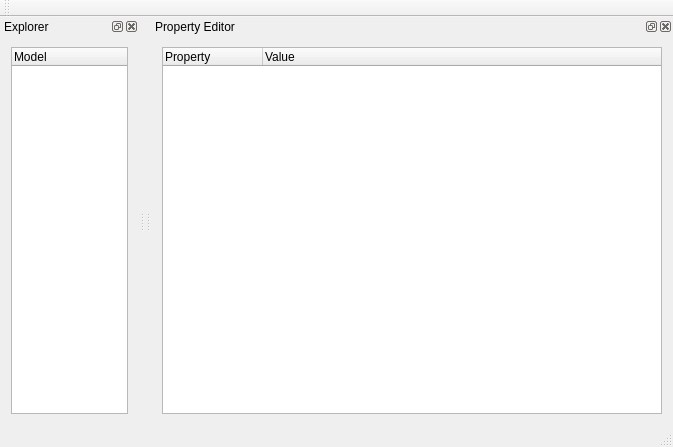
qt/qtmodeling, file examples/uml/editor/mainwindow.ui: the form before one commit.
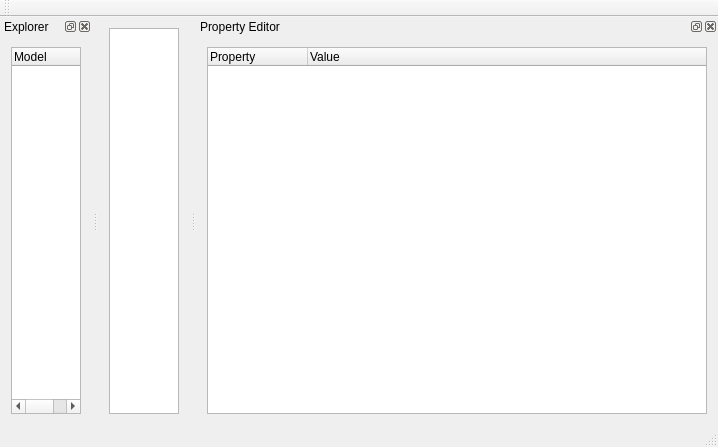
The form after the commit.

The edit to the form file:
```diff
--- a/examples/uml/editor/mainwindow.ui
+++ b/examples/uml/editor/mainwindow.ui
@@ -13,7 +13,13 @@
   <property name="windowTitle">
    <string>QtUml Editor</string>
   </property>
-  <widget class="QWidget" name="centralWidget"/>
+  <widget class="QWidget" name="centralWidget">
+   <layout class="QGridLayout" name="gridLayout_3">
+    <item row="0" column="0">
+     <widget class="QTreeView" name="treeView"/>
+    </item>
+   </layout>
+  </widget>
   <widget class="QMenuBar" name="menuBar">
    <property name="geometry">
     <rect>
```
Left out of the diff: 2 changed lines with no effect on the pictures.
